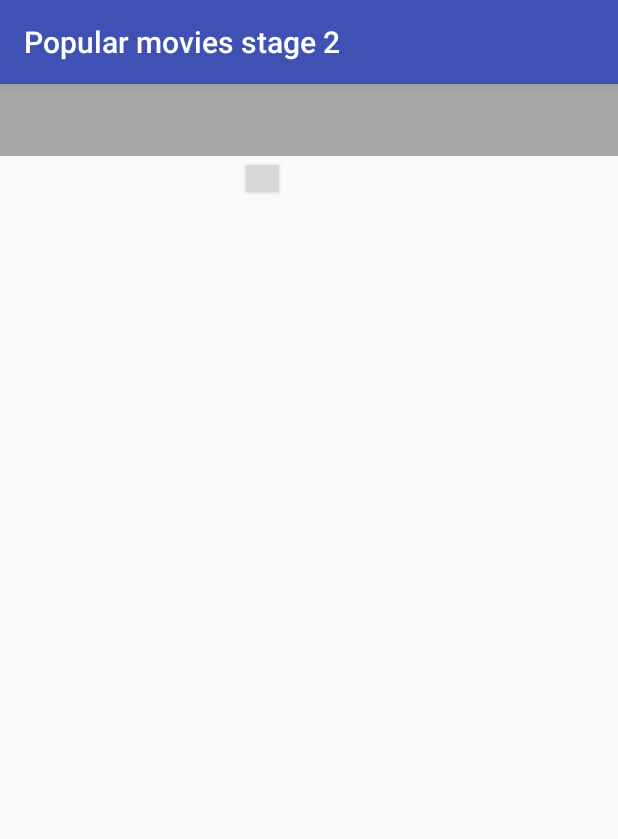
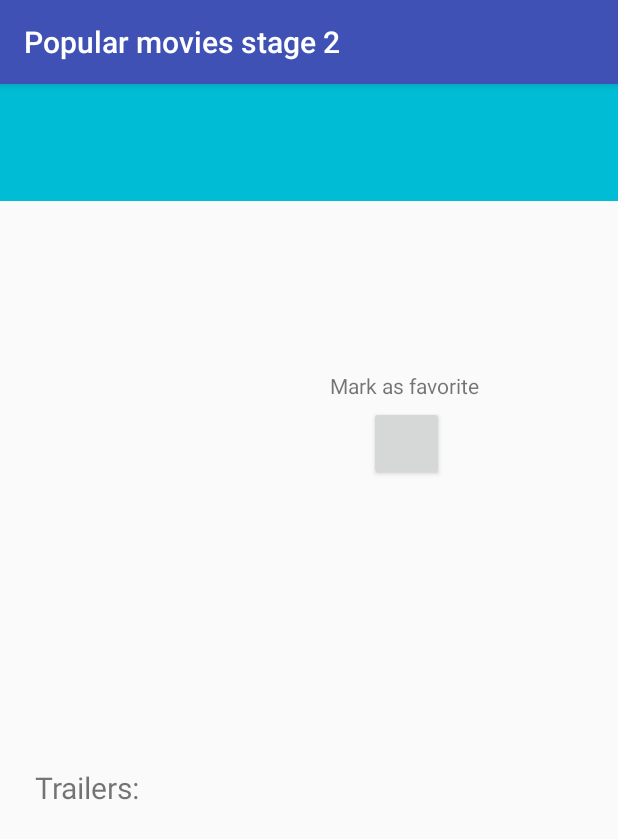
Before and after one commit to zausjan/Popular-movies-stage-2, an Android app: the DetailActivity screen opened directly, with no data from a screen before it, on a phone screen of 412 x 824 dp. Shown: the top 839 px of the screen. Run offline under Robolectric (Android 15) with nearby library versions, the light colour scheme and no system bars; our stand-ins replace Picasso; pictures from the network do not load; 1 statement that could not run was skipped.

Commit message:
added trailers

```diff
--- a/app/src/main/java/com/example/jan/popularmoviesstage1/MainActivity.java
+++ b/app/src/main/java/com/example/jan/popularmoviesstage1/MainActivity.java
@@ -14,6 +14,7 @@ public class MainActivity extends AppCompatActivity {
     @Override
     protected void onCreate(Bundle savedInstanceState) {
         super.onCreate(savedInstanceState);
+        setTitle(R.string.title_popular);
         setContentView(R.layout.activity_main);
         if (savedInstanceState == null) {
             updateFragment(sortBy);
@@ -41,12 +42,15 @@ public class MainActivity extends AppCompatActivity {
         switch (id){
             case R.id.sortby_popular:
                 sortBy = getString(R.string.key_popular);
+                setTitle(R.string.title_popular);
                 break;
             case R.id.sortby_top_rated:
                 sortBy = getString(R.string.key_top_rated);
+                setTitle(R.string.title_top_rated);
                 break;
             case R.id.sortby_favorites:
                 sortBy = getString(R.string.key_favorites);
+                setTitle(R.string.title_favorites);
                 break;
             default:
                 return super.onOptionsItemSelected(item);
--- a/app/src/main/java/com/example/jan/popularmoviesstage1/MoviesResponse.java
+++ b/app/src/main/java/com/example/jan/popularmoviesstage1/MoviesResponse.java
@@ -14,7 +14,6 @@ public class MoviesResponse {
     @Expose
     private List<Movie> movies = null;
 
-
     public List<Movie> getMovies() {
         return movies;
     }
--- a/app/src/main/java/com/example/jan/popularmoviesstage1/ThemoviedbAPI.java
+++ b/app/src/main/java/com/example/jan/popularmoviesstage1/ThemoviedbAPI.java
@@ -16,4 +16,8 @@ public interface ThemoviedbAPI {
 
     @GET("{SORT_BY}" + request_url)
     Call<MoviesResponse> getMovies(@Path("SORT_BY") String sortBy);
+
+
+    @GET("{ID}/videos" + request_url )
+    Call<TrailerResponse> getTrailer(@Path("ID") String id);
 }
--- a/app/src/main/res/layout/activity_detail.xml
+++ b/app/src/main/res/layout/activity_detail.xml
@@ -1,85 +1,138 @@
 <?xml version="1.0" encoding="utf-8"?>
 
-<android.widget.LinearLayout xmlns:android="http://schemas.android.com/apk/res/android"
-    android:orientation="vertical"
+<android.support.v4.widget.NestedScrollView
+    xmlns:android="http://schemas.android.com/apk/res/android"
     xmlns:app="http://schemas.android.com/apk/res-auto"
     xmlns:tools="http://schemas.android.com/tools"
     android:layout_width="match_parent"
     android:layout_height="match_parent"
+    android:orientation="vertical"
     tools:context="com.example.jan.popularmoviesstage1.DetailActivity">
 
-    <ScrollView
+    <android.support.constraint.ConstraintLayout
         android:layout_width="match_parent"
         android:layout_height="match_parent">
-        <LinearLayout
+
+        <TextView
+            android:id="@+id/tv_movie_title"
             android:layout_width="match_parent"
             android:layout_height="wrap_content"
-            android:orientation="vertical">
-            <TextView
-                android:id="@+id/tv_movie_title"
-                android:background="@color/colorLightGrey"
-                android:layout_width="match_parent"
-                android:layout_height="wrap_content"
-                android:layout_alignParentTop="true"
+            android:background="#00BCD4"
+            android:paddingTop="20dp"
+            android:paddingBottom="20dp"
             android:textAlignment="center"
-                android:paddingTop="10dp"
-                android:textColor="@android:color/black"
+            android:textColor="@android:color/white"
             android:textColorLink="@android:color/black"
             android:textSize="28sp" />
 
-            <LinearLayout
-                android:layout_width="match_parent"
-                android:layout_height="wrap_content"
-                android:orientation="horizontal">
 
         <ImageView
             android:id="@+id/iv_movie_poster"
             android:layout_width="150dp"
-                    android:layout_height="200dp"
-                    android:layout_marginLeft="10dp"
-                    android:layout_marginStart="10dp"
-                    android:layout_marginTop="10dp" />
+            android:layout_height="280dp"
+            android:layout_marginStart="16dp"
+            app:layout_constraintStart_toStartOf="parent"
+            app:layout_constraintTop_toBottomOf="@+id/tv_movie_title"
+            android:layout_marginLeft="16dp" />
+
         <Button
             android:id="@+id/favorite"
-                    android:layout_width="30dp"
-                    android:layout_height="30dp"
-                    android:checked="false"/>
-                <LinearLayout
-                    android:layout_width="match_parent"
-                    android:layout_height="wrap_content"
-                    android:orientation="vertical">
+            android:layout_width="50dp"
+            android:layout_height="50dp"
+            android:layout_marginBottom="8dp"
+            android:layout_marginEnd="8dp"
+            android:layout_marginStart="8dp"
+            android:layout_marginTop="8dp"
+            app:layout_constraintBottom_toTopOf="@+id/tv_movie_description"
+            app:layout_constraintEnd_toEndOf="parent"
+            app:layout_constraintHorizontal_bias="0.401"
+            app:layout_constraintStart_toEndOf="@+id/iv_movie_poster"
+            app:layout_constraintTop_toBottomOf="@+id/tv_movie_title"
+            app:layout_constraintVertical_bias="0.602" />
 
         <TextView
             android:id="@+id/tv_release_year"
-                        android:layout_width="match_parent"
+            android:layout_width="99dp"
             android:layout_height="wrap_content"
             android:layout_gravity="center"
+            android:layout_marginBottom="8dp"
+            android:layout_marginEnd="8dp"
+            android:layout_marginTop="8dp"
             android:gravity="center_vertical|center_horizontal"
             android:textSize="30sp"
-                        tools:ignore="RtlHardcoded" />
+            app:layout_constraintBottom_toTopOf="@+id/tv_movie_rating"
+            app:layout_constraintEnd_toEndOf="parent"
+            app:layout_constraintHorizontal_bias="0.179"
+            app:layout_constraintStart_toEndOf="@+id/iv_movie_poster"
+            app:layout_constraintTop_toBottomOf="@+id/tv_movie_title"
+            app:layout_constraintVertical_bias="1.0"
+            tools:ignore="RtlHardcoded"
+            android:layout_marginRight="8dp" />
 
         <TextView
             android:id="@+id/tv_movie_rating"
-                        android:layout_width="match_parent"
+            android:layout_width="123dp"
             android:layout_height="wrap_content"
             android:layout_gravity="center"
+            android:layout_marginBottom="8dp"
+            android:layout_marginEnd="8dp"
+            android:layout_marginTop="8dp"
             android:gravity="center_vertical|center_horizontal"
             android:textSize="20sp"
-                        tools:ignore="RtlHardcoded" />
-                </LinearLayout>
+            app:layout_constraintBottom_toTopOf="@+id/mark_favorite"
+            app:layout_constraintEnd_toEndOf="parent"
+            app:layout_constraintHorizontal_bias="0.0"
+            app:layout_constraintStart_toEndOf="@+id/iv_movie_poster"
+            app:layout_constraintTop_toBottomOf="@+id/tv_movie_title"
+            app:layout_constraintVertical_bias="1.0"
+            tools:ignore="RtlHardcoded"
+            android:layout_marginRight="8dp" />
 
+        <TextView
+            android:id="@+id/mark_favorite"
+            android:layout_width="wrap_content"
+            android:layout_height="23dp"
+            android:layout_marginEnd="8dp"
+            android:layout_marginStart="8dp"
+            android:text="@string/mark_as_favorite"
+            app:layout_constraintBottom_toTopOf="@+id/favorite"
+            app:layout_constraintEnd_toEndOf="parent"
+            app:layout_constraintHorizontal_bias="0.352"
+            app:layout_constraintStart_toEndOf="@+id/iv_movie_poster" />
 
-            </LinearLayout>
         <TextView
             android:id="@+id/tv_movie_description"
             android:layout_width="match_parent"
+            android:layout_height="85dp"
+            android:layout_marginEnd="8dp"
+            android:layout_marginStart="8dp"
+            app:layout_constraintEnd_toEndOf="parent"
+            app:layout_constraintHorizontal_bias="0.0"
+            app:layout_constraintStart_toStartOf="parent"
+            app:layout_constraintTop_toBottomOf="@+id/iv_movie_poster" />
+
+        <TextView
+            android:id="@+id/trailers_header"
+            android:layout_width="wrap_content"
             android:layout_height="wrap_content"
-                android:layout_marginTop="10dp"
-                android:layout_marginLeft="10dp"
-                android:layout_marginStart="10dp" />
+            android:layout_marginEnd="8dp"
+            android:layout_marginStart="8dp"
+            android:layout_marginTop="12dp"
+            android:text="@string/trailers_header"
+            android:textSize="20sp"
+            app:layout_constraintEnd_toEndOf="parent"
+            app:layout_constraintHorizontal_bias="0.048"
+            app:layout_constraintStart_toStartOf="parent"
+            app:layout_constraintTop_toBottomOf="@+id/tv_movie_description" />
 
+        <FrameLayout
+            android:id="@+id/fragment_trailers"
+            android:layout_width="match_parent"
+            android:layout_height="wrap_content"
+            app:layout_constraintBottom_toBottomOf="parent"
+            app:layout_constraintEnd_toEndOf="parent"
+            app:layout_constraintStart_toStartOf="parent"
+            app:layout_constraintTop_toBottomOf="@+id/tv_movie_description"/>
 
-        </LinearLayout>
-    </ScrollView>
-
-</android.widget.LinearLayout>
+    </android.support.constraint.ConstraintLayout>
+</android.support.v4.widget.NestedScrollView>
--- a/app/src/main/res/values/strings.xml
+++ b/app/src/main/res/values/strings.xml
@@ -17,4 +17,10 @@
     <string name="key_favorites">favorites</string>
 
     <string name="content_authority">com.example.jan.popularmoviesstage1.app</string>
+    <string name="title_favorites">Favorites</string>
+    <string name="mark_as_favorite">Mark as favorite</string>
+    <string name="trailers_header">Trailers:</string>
+
+    <!-- TODO: Remove or change this placeholder text -->
+    <string name="hello_blank_fragment">Hello blank fragment</string>
 </resources>
```
Also changed, not shown: app/src/main/java/com/example/jan/popularmoviesstage1/DetailActivity.java (+39 -6 lines), app/src/main/java/com/example/jan/popularmoviesstage1/Movie.java (+13 -0 lines), app/src/main/java/com/example/jan/popularmoviesstage1/MovieListFragment.java (+17 -13 lines), app/src/main/java/com/example/jan/popularmoviesstage1/Trailer.java (added, +36 -0 lines), app/src/main/java/com/example/jan/popularmoviesstage1/TrailerResponse.java (added, +24 -0 lines), app/src/main/java/com/example/jan/popularmoviesstage1/TrailersFragment.java (added, +172 -0 lines), app/src/main/res/layout/fragment_trailers.xml (added, +16 -0 lines), app/src/main/res/layout/trailer_list_item.xml (added, +26 -0 lines), app/src/main/res/mipmap-hdpi/trailer_icon.png (added), app/src/main/res/mipmap-mdpi/trailer_icon.png (added), app/src/main/res/mipmap-xhdpi/trailer_icon.png (added), app/src/main/res/mipmap-xxhdpi/trailer_icon.png (added), app/src/main/res/mipmap-xxxhdpi/trailer_icon.png (added), app/src/main/trailer_icon-web.png (added). Lines whose indentation alone changed are shown as unchanged.
